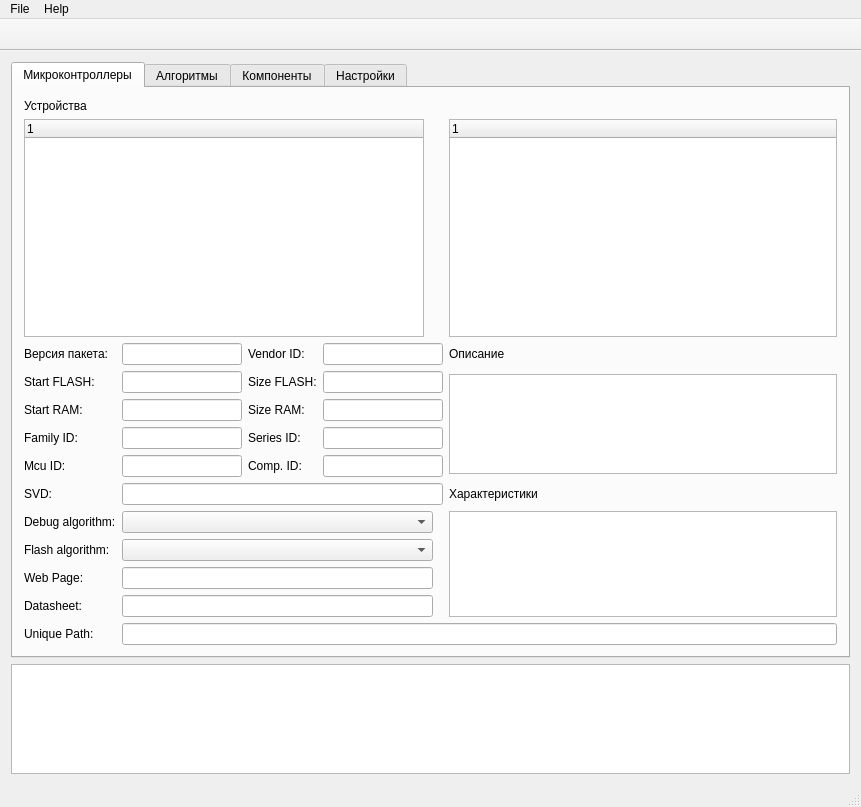
Before: the Qt Designer form src/views/mainform.ui in unsi9ned/coide-pack-installer, drawn with Qt 5.
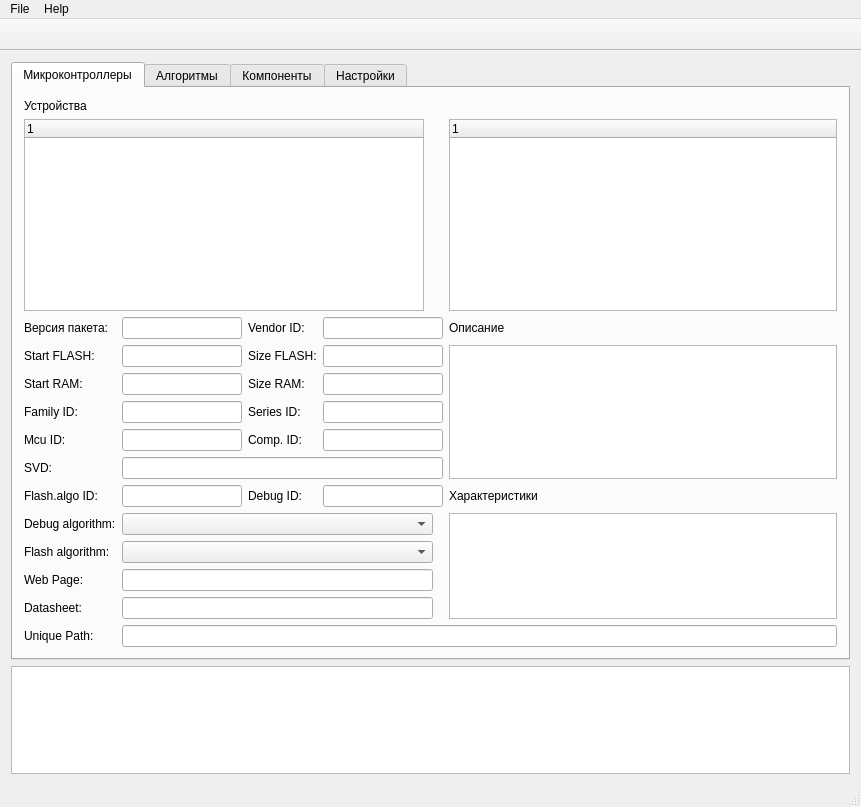
After: the same form once the commit is applied. Icons and pictures are not drawn.

```diff
--- a/src/views/mainform.ui
+++ b/src/views/mainform.ui
@@ -265,29 +265,6 @@
             </property>
            </widget>
           </item>
-          <item row="4" column="4" rowspan="4">
-           <widget class="QPlainTextEdit" name="plainTextEditDescription">
-            <property name="maximumSize">
-             <size>
-              <width>16777215</width>
-              <height>100</height>
-             </size>
-            </property>
-           </widget>
-          </item>
-          <item row="8" column="4">
-           <widget class="QLabel" name="label_6">
-            <property name="maximumSize">
-             <size>
-              <width>16777215</width>
-              <height>14</height>
-             </size>
-            </property>
-            <property name="text">
-             <string>Характеристики</string>
-            </property>
-           </widget>
-          </item>
           <item row="0" column="0" colspan="2">
            <widget class="QLabel" name="label_10">
             <property name="text">
@@ -400,6 +377,13 @@
           <item row="14" column="1" colspan="4">
            <widget class="QLineEdit" name="lineEditUniquePath"/>
           </item>
+          <item row="9" column="0">
+           <widget class="QLabel" name="label_23">
+            <property name="text">
+             <string>Flash.algo ID:</string>
+            </property>
+           </widget>
+          </item>
           <item row="10" column="4" rowspan="4">
            <widget class="QPlainTextEdit" name="plainTextEditFeatures">
             <property name="lineWrapMode">
@@ -407,6 +391,56 @@
             </property>
            </widget>
           </item>
+          <item row="9" column="4">
+           <widget class="QLabel" name="label_6">
+            <property name="maximumSize">
+             <size>
+              <width>16777215</width>
+              <height>14</height>
+             </size>
+            </property>
+            <property name="text">
+             <string>Характеристики</string>
+            </property>
+           </widget>
+          </item>
+          <item row="9" column="1">
+           <widget class="QLineEdit" name="lineEditFlashAlgoId">
+            <property name="maximumSize">
+             <size>
+              <width>120</width>
+              <height>16777215</height>
+             </size>
+            </property>
+           </widget>
+          </item>
+          <item row="9" column="2">
+           <widget class="QLabel" name="label_24">
+            <property name="text">
+             <string>Debug ID:</string>
+            </property>
+           </widget>
+          </item>
+          <item row="9" column="3">
+           <widget class="QLineEdit" name="lineEditDebugAlgoId">
+            <property name="maximumSize">
+             <size>
+              <width>120</width>
+              <height>16777215</height>
+             </size>
+            </property>
+           </widget>
+          </item>
+          <item row="4" column="4" rowspan="5">
+           <widget class="QPlainTextEdit" name="plainTextEditDescription">
+            <property name="maximumSize">
+             <size>
+              <width>16777215</width>
+              <height>200</height>
+             </size>
+            </property>
+           </widget>
+          </item>
          </layout>
         </item>
        </layout>
```
